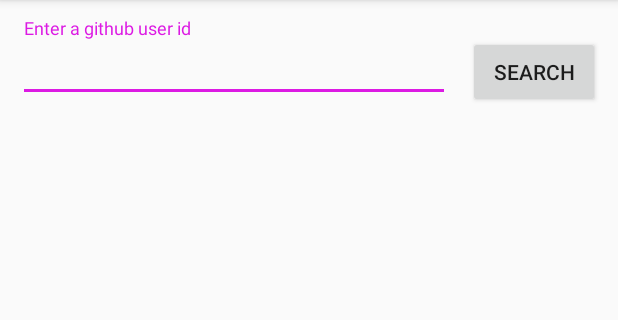
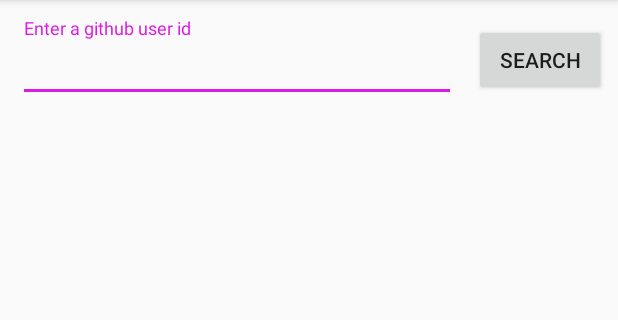
Before and after one commit to Superdude09/GitHubProject, an Android app: the screen it shows after launch (MainActivity), on a phone screen of 412 x 824 dp, the part 84-404 px from its top. Run offline under Robolectric (Android 15) with nearby library versions, the phone set to English and light mode, and no system bars.

Commit message:
Minor layout tweak

```diff
--- a/app/src/main/res/layout/activity_main.xml
+++ b/app/src/main/res/layout/activity_main.xml
@@ -26,8 +26,9 @@
         style="?attr/materialButtonOutlinedStyle"
         android:layout_width="wrap_content"
         android:layout_height="wrap_content"
-        android:layout_margin="12dp"
+        android:layout_margin="8dp"
         android:text="@string/search_button_label"
+        app:layout_constraintBottom_toBottomOf="@+id/search_input_layout"
         app:layout_constraintEnd_toEndOf="parent"
         app:layout_constraintTop_toTopOf="@+id/search_input_layout" />
 </androidx.constraintlayout.widget.ConstraintLayout>
```
